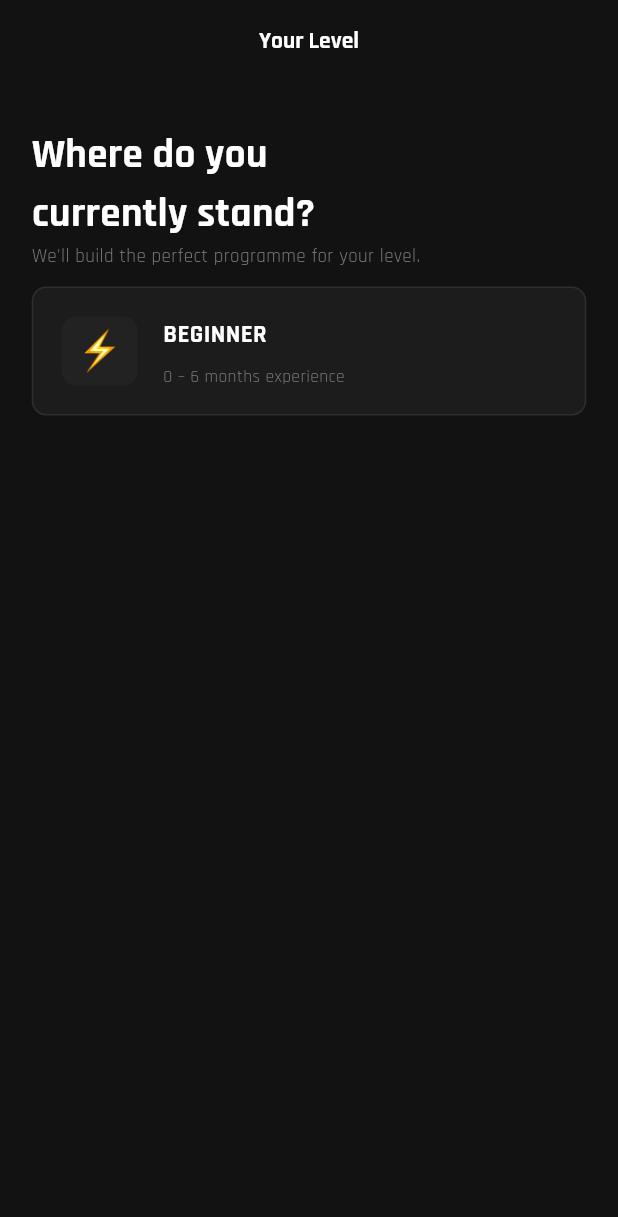
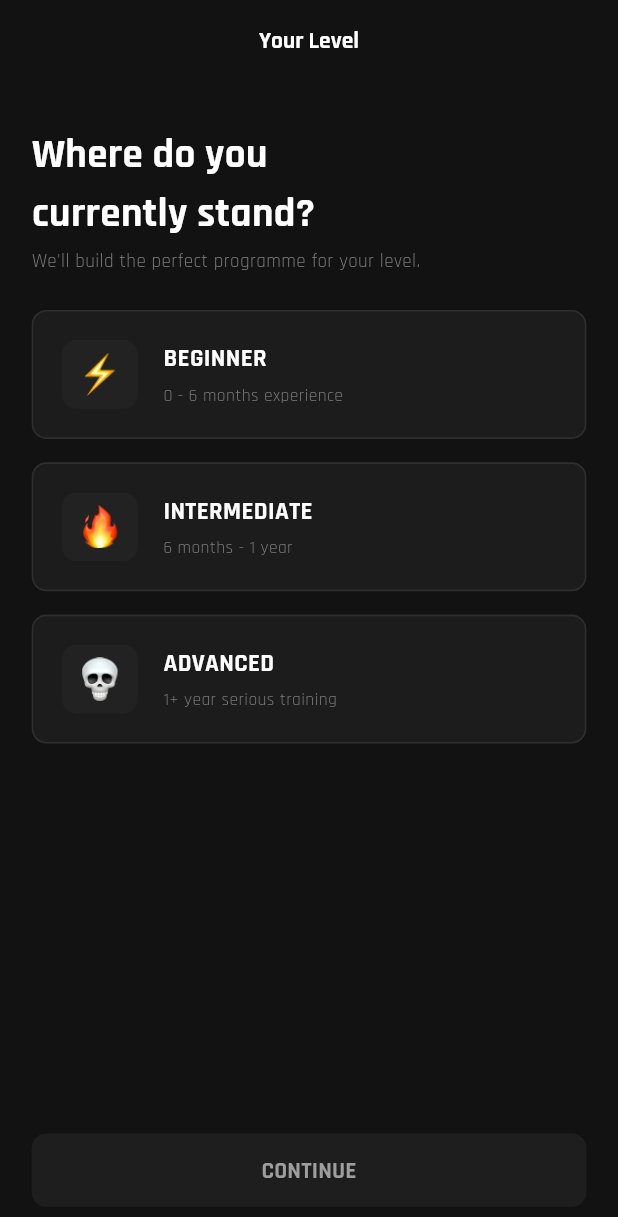
Before and after one commit to Hisham592/Fitness-Battle-App, a Flutter app: the screen it shows after launch, on a phone screen of 412 x 824 dp. Shown: the top 1217 px of the screen. Run offline on Flutter 3.47's test engine with Material 3 defaults, Android fonts, the phone set to English and light mode, and no system bars; our stand-ins replace cloud_firestore, firebase_auth, firebase_core, flutter_bloc, flutter_screenutil; accounts and stored records are empty.

Commit message:
Integrate Firebase authentication and Firestore for onboarding process
- Add Firebase configuration files and initialize Firebase in main.dart
- Implement AuthFirebaseService for user registration and data storage
- Create AuthCubit for managing authentication state
- Develop user interface components including CustomNeonButton, CustomAuthTextField, and LevelCard
- Update levels model with new image paths and enhance user level selection screen
- Add necessary dependencies in pubspec.yaml

```diff
--- a/lib/features/onboarding_auth/data/models/levels_model.dart
+++ b/lib/features/onboarding_auth/data/models/levels_model.dart
@@ -19,7 +19,7 @@ List<Level> levels = [
   Level(
     title: 'Intermediate',
     description: '6 months - 1 year ',
-    imagePath: 'assets/images/ireIcon.png',
+    imagePath: 'assets/images/fireIcon.png',
   ),
   Level(
     title: 'Advanced',
--- a/lib/features/onboarding_auth/presentation/screens/user_level_screen.dart
+++ b/lib/features/onboarding_auth/presentation/screens/user_level_screen.dart
@@ -1,12 +1,23 @@
 import 'package:flutter/material.dart';
 import 'package:flutter_screenutil/flutter_screenutil.dart';
 import 'package:voz_app/core/theme/app_colors.dart';
+import 'package:voz_app/features/onboarding_auth/data/models/levels_model.dart';
+import 'package:voz_app/features/onboarding_auth/presentation/widgets/level_card.dart';
 
-class UserLevelScreen extends StatelessWidget {
+class UserLevelScreen extends StatefulWidget {
   const UserLevelScreen({super.key});
 
   @override
+  State<UserLevelScreen> createState() => _UserLevelScreenState();
+}
+
+class _UserLevelScreenState extends State<UserLevelScreen> {
+  Level? selectedLevel;
+
+  @override
   Widget build(BuildContext context) {
+    final isButtonEnabled = selectedLevel != null;
+
     return Scaffold(
       appBar: AppBar(
         centerTitle: true,
@@ -33,6 +44,7 @@ class UserLevelScreen extends StatelessWidget {
                 fontWeight: FontWeight.bold,
               ),
             ),
+            SizedBox(height: 4.h),
             Text(
               "We'll build the perfect programme for your level.",
               style: TextStyle(
@@ -41,55 +53,73 @@ class UserLevelScreen extends StatelessWidget {
                 fontWeight: FontWeight.normal,
               ),
             ),
-            SizedBox(height: 12.h),
-            Container(
-              height: 88.h,
+            SizedBox(height: 24.h),
+
+            Expanded(
+              child: ListView.separated(
+                itemCount: levels.length,
+                shrinkWrap: true,
+                physics: const NeverScrollableScrollPhysics(),
+                separatorBuilder: (context, index) => SizedBox(height: 16.h),
+                itemBuilder: (context, index) {
+                  final level = levels[index];
+                  final isSelected = selectedLevel == level;
+
+                  return LevelCard(
+                    level: level,
+                    isSelected: isSelected,
+                    onTap: () {
+                      setState(() {
+                        selectedLevel = selectedLevel == level ? null : level;
+                      });
+                    },
+                  );
+                },
+              ),
+            ),
+
+            SafeArea(
+              child: Padding(
+                padding: EdgeInsets.only(bottom: 20.h),
+                child: AnimatedContainer(
+                  duration: const Duration(milliseconds: 200),
                   width: double.infinity,
-              padding: EdgeInsets.all(18.w),
+                  height: 50.h,
                   decoration: BoxDecoration(
-                color: AppColors.cardBackground,
                     borderRadius: BorderRadius.circular(10.r),
-                border: Border.all(color: Color(0XFF2E2E2E)),
+                    boxShadow: isButtonEnabled
+                        ? [
+                            BoxShadow(
+                              color: AppColors.primaryNeon.withValues(
+                                alpha: 0.4,
                               ),
-              child: Row(
-                spacing: 16.w,
-                children: [
-                  Container(
-                    padding: EdgeInsets.all(8.w),
-                    width: 48.w,
-                    height: 48.h,
-                    decoration: BoxDecoration(
-                      color: Color(0XFF222222),
+                              blurRadius: 15.r,
+                              spreadRadius: 1.r,
+                              offset: const Offset(0, 4),
+                            ),
+                          ]
+                        : [],
+                  ),
+                  child: ElevatedButton(
+                    onPressed: isButtonEnabled ? () {} : null,
+                    style: ElevatedButton.styleFrom(
+                      backgroundColor: AppColors.primaryNeon,
+                      disabledBackgroundColor: Color(0XFF1E1E1E),
+                      shape: RoundedRectangleBorder(
                         borderRadius: BorderRadius.circular(10.r),
                       ),
-                    child: Image.asset(
-                      "assets/images/voltIcon.png",
-                      fit: BoxFit.contain,
+                      elevation: 0,
                     ),
-                  ),
-                  Column(
-                    crossAxisAlignment: CrossAxisAlignment.start,
-                    spacing: 8.h,
-                    children: [
-                      Text(
-                        "BEGINNER",
+                    child: Text(
+                      "CONTINUE",
                       style: TextStyle(
-                          color: AppColors.textPrimary,
-                          fontSize: 17.sp,
+                        color: isButtonEnabled ? Colors.black : Colors.grey,
+                        fontSize: 16.sp,
                         fontWeight: FontWeight.bold,
                       ),
                     ),
-                      Text(
-                        "0 – 6 months experience",
-                        style: TextStyle(
-                          color: AppColors.textSecondary,
-                          fontSize: 12.sp,
-                          fontWeight: FontWeight.normal,
                   ),
                 ),
-                    ],
-                  ),
-                ],
               ),
             ),
           ],
--- /dev/null
+++ b/lib/features/onboarding_auth/presentation/widgets/level_card.dart
@@ -0,0 +1,77 @@
+import 'package:flutter/material.dart';
+import 'package:flutter_screenutil/flutter_screenutil.dart';
+import 'package:voz_app/core/theme/app_colors.dart';
+import 'package:voz_app/features/onboarding_auth/data/models/levels_model.dart';
+
+class LevelCard extends StatelessWidget {
+  final Level level;
+  final bool isSelected;
+  final VoidCallback onTap;
+
+  const LevelCard({
+    super.key,
+    required this.level,
+    required this.isSelected,
+    required this.onTap,
+  });
+
+  @override
+  Widget build(BuildContext context) {
+    return GestureDetector(
+      onTap: onTap,
+      child: AnimatedContainer(
+        duration: const Duration(milliseconds: 200),
+        height: 88.h,
+        width: double.infinity,
+        padding: EdgeInsets.all(18.w),
+        decoration: BoxDecoration(
+          color: AppColors.cardBackground,
+          borderRadius: BorderRadius.circular(10.r),
+
+          border: Border.all(
+            color: isSelected ? AppColors.primaryNeon : const Color(0XFF2E2E2E),
+            width: isSelected ? 2.w : 1.w,
+          ),
+        ),
+        child: Row(
+          children: [
+            Container(
+              padding: EdgeInsets.all(8.w),
+              width: 48.w,
+              height: 48.h,
+              decoration: BoxDecoration(
+                color: const Color(0XFF222222),
+                borderRadius: BorderRadius.circular(10.r),
+              ),
+              child: Image.asset(level.imagePath, fit: BoxFit.contain),
+            ),
+            SizedBox(width: 16.w),
+            Column(
+              crossAxisAlignment: CrossAxisAlignment.start,
+              mainAxisAlignment: MainAxisAlignment.center,
+              children: [
+                Text(
+                  level.title.toUpperCase(),
+                  style: TextStyle(
+                    color: AppColors.textPrimary,
+                    fontSize: 17.sp,
+                    fontWeight: FontWeight.bold,
+                  ),
+                ),
+                SizedBox(height: 4.h),
+                Text(
+                  level.description,
+                  style: TextStyle(
+                    color: AppColors.textSecondary,
+                    fontSize: 12.sp,
+                    fontWeight: FontWeight.normal,
+                  ),
+                ),
+              ],
+            ),
+          ],
+        ),
+      ),
+    );
+  }
+}
--- a/pubspec.yaml
+++ b/pubspec.yaml
@@ -40,6 +40,9 @@ dependencies:
   lottie: ^3.4.0
   font_awesome_flutter: ^11.0.0
   shared_preferences: ^2.5.5
+  firebase_core: ^4.12.1
+  firebase_auth: ^6.5.6
+  cloud_firestore: ^6.7.1
 
 dev_dependencies:
   flutter_test:
```
Also changed, not shown: lib/core/widgets/custom_neon_button.dart (added, +68 -0 lines), lib/features/onboarding_auth/data/services/auth_firebase_service.dart (+36 -0 lines), lib/features/onboarding_auth/logic/auth_cubit/auth_cubit.dart (added, +47 -0 lines), lib/features/onboarding_auth/logic/auth_cubit/auth_state.dart (added, +13 -0 lines), lib/features/onboarding_auth/presentation/widgets/custom_auth_text_field.dart (added, +80 -0 lines), lib/main.dart (+6 -1 lines), firebase.json (added), lib/firebase_options.dart (added), pubspec.lock, 3 other files. Lines whose indentation alone changed are shown as unchanged.
